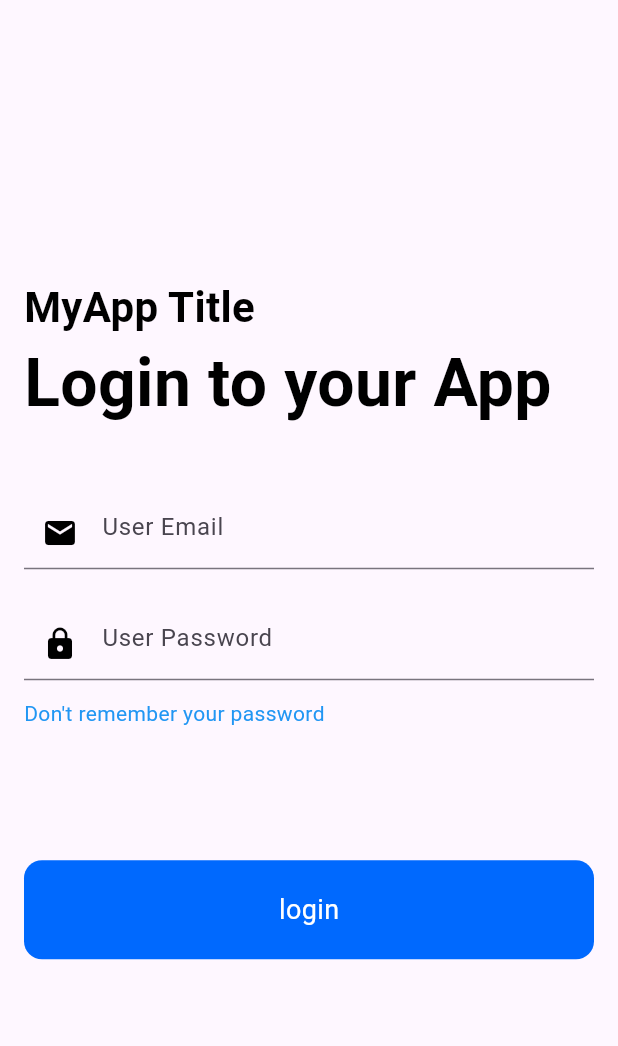
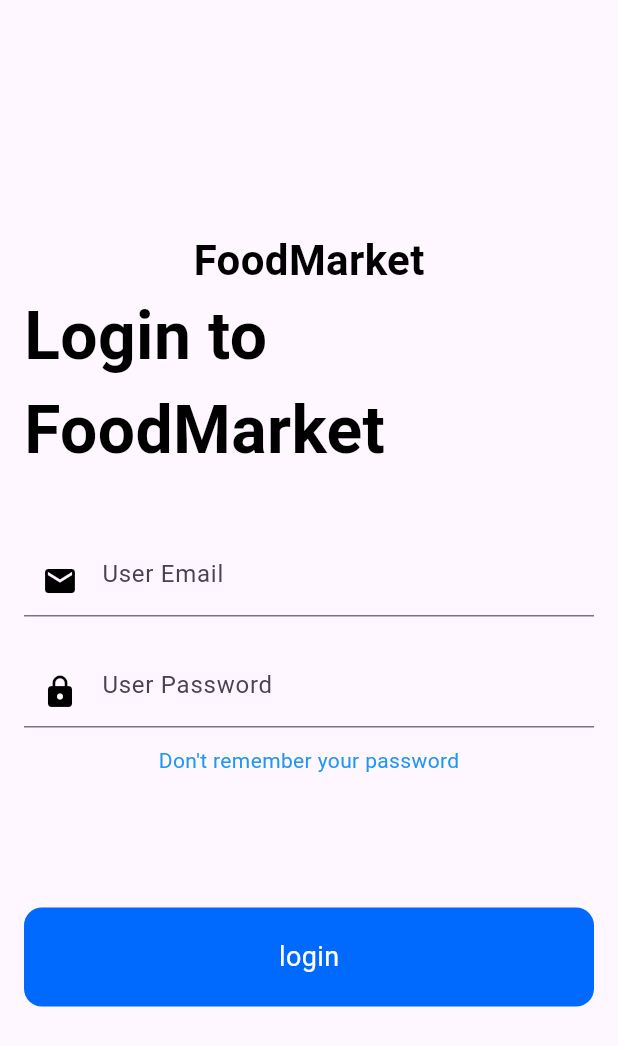
Before and after one commit to Shavidu-Keshan/auth_module, a Flutter app: the screen it shows after launch, after a tap on "login", on a phone screen of 412 x 824 dp. Shown: the top 1046 px of the screen. Run offline on Flutter 3.47's test engine with Material 3 defaults, Android fonts, the phone set to English and light mode, and no system bars; our stand-ins replace firebase_auth, firebase_core; accounts and stored records are empty; network calls fail.

```diff
--- /dev/null
+++ b/database.rules.json
@@ -0,0 +1,7 @@
+{
+  /* Visit https://firebase.google.com/docs/database/security to learn more about security rules. */
+  "rules": {
+    ".read": false,
+    ".write": false
+  }
+}
--- a/lib/main.dart
+++ b/lib/main.dart
@@ -1,14 +1,26 @@
+import 'package:firebase_auth/firebase_auth.dart';
+import 'package:firebase_core/firebase_core.dart';
+import 'package:flutter/cupertino.dart';
 import 'package:flutter/material.dart';
+import 'package:flutter/widgets.dart';
+import 'profile_screen.dart';
 
 void main() {
+  WidgetsFlutterBinding.ensureInitialized();
+  Firebase.initializeApp(
+      options: const FirebaseOptions(
+          apiKey: 'AIzaSyCihasdJR9fY-qPSeqXv5UplrC89H1CGIE',
+          appId: '1:209296452477:android:afc819d39e90d427c73a14',
+          messagingSenderId: '209296452477',
+          projectId: 'flutter-login-180e2'));
   runApp(const MyApp());
 }
 
 class MyApp extends StatelessWidget {
-  const MyApp({Key? key}) : super(key: key); // Fix: Added Key? key parameter
+  const MyApp({super.key}); // Fix: Added Key? key parameter
   @override // Fix: Added @override annotation
   Widget build(BuildContext context) {
-    return const MaterialApp(
+    return MaterialApp(
       home: HomePage(),
     );
   }
@@ -18,6 +30,10 @@ class MyApp extends StatelessWidget {
     Step 1: create the main layout of the app( only the UI)
     Step 2:login to your firebase console
     step 3:create new firebase project
+    step 4: let,s add the firebase dependencisis
+    step 5:let,s init's the fire base project
+    step 6:create the login function
+    step 7
 
  */
 
@@ -25,35 +41,75 @@ class HomePage extends StatefulWidget {
   const HomePage({super.key});
 
   @override
-  State<HomePage> createState() => _HomePageState();
+  _HomePageState createState() => _HomePageState();
 }
 
 class _HomePageState extends State<HomePage> {
+  //Initialize Firebase app
+  Future<FirebaseApp> _initializeFirebase() async {
+    FirebaseApp firebaseApp = await Firebase.initializeApp();
+    return firebaseApp;
+  }
+
   @override
   Widget build(BuildContext context) {
-    return const Scaffold(body: LoginScreen());
+    return Scaffold(
+        body: FutureBuilder(
+            future: _initializeFirebase(),
+            builder: (context, snapshot) {
+              if (snapshot.connectionState == ConnectionState.done) {
+                return LoginScreen();
+              }
+              return const Center(
+                child: CircularProgressIndicator(),
+              );
+            }));
   }
 }
 
+@override
 class LoginScreen extends StatefulWidget {
-  const LoginScreen({super.key});
+  LoginScreen({super.key});
 
   @override
-  State<LoginScreen> createState() => _LoginScreenState();
+  _LoginScreenState createState() => _LoginScreenState();
 }
 
 class _LoginScreenState extends State<LoginScreen> {
+  //login function
+  static Future<User?> loginUsingEmailPassword(
+      {required String email,
+      required String password,
+      required BuildContext context}) async {
+    FirebaseAuth auth = FirebaseAuth.instance;
+    User? user;
+    try {
+      UserCredential userCredential = await auth.signInWithEmailAndPassword(
+          email: email, password: password);
+      user = userCredential.user;
+    } on FirebaseAuthException catch (e) {
+      if (e.code == "user-not-found") {
+        print("No User found for that email");
+      }
+    }
+
+    return user;
+  }
+
   @override
   Widget build(BuildContext context) {
+    //create the textfield controller
+    TextEditingController _emailController = TextEditingController();
+    TextEditingController _passwordcontroller = TextEditingController();
     return Padding(
       padding:
           const EdgeInsets.all(16.0), // Changed to a single value for all sides
       child: Column(
         mainAxisAlignment: MainAxisAlignment.center,
-        crossAxisAlignment: CrossAxisAlignment.start,
+        crossAxisAlignment: CrossAxisAlignment.center,
         children: [
           const Text(
-            "MyApp Title",
+            "FoodMarket",
             style: TextStyle(
               color: Colors.black,
               fontSize: 28.0,
@@ -61,7 +117,7 @@ class _LoginScreenState extends State<LoginScreen> {
             ),
           ),
           const Text(
-            "Login to your App",
+            "Login to FoodMarket",
             style: TextStyle(
                 color: Colors.black,
                 fontSize: 44.0,
@@ -70,9 +126,10 @@ class _LoginScreenState extends State<LoginScreen> {
           const SizedBox(
             height: 44.0,
           ),
-          const TextField(
+          TextField(
+            controller: _emailController,
             keyboardType: TextInputType.emailAddress,
-            decoration: InputDecoration(
+            decoration: const InputDecoration(
               hintText: "User Email",
               prefixIcon: Icon(Icons.mail, color: Colors.black),
             ),
@@ -80,9 +137,10 @@ class _LoginScreenState extends State<LoginScreen> {
           const SizedBox(
             height: 26.0,
           ),
-          const TextField(
+          TextField(
+            controller: _passwordcontroller,
             obscureText: true,
-            decoration: InputDecoration(
+            decoration: const InputDecoration(
               hintText: "User Password",
               prefixIcon: Icon(Icons.lock, color: Colors.black),
             ),
@@ -100,17 +158,31 @@ class _LoginScreenState extends State<LoginScreen> {
           Container(
             width: double.infinity,
             child: RawMaterialButton(
-                fillColor: Color(0xFF0069FE),
+                fillColor: const Color(0xFF0069FE),
                 elevation: 0.0,
-                padding: EdgeInsets.symmetric(vertical: 20.0),
+                padding: const EdgeInsets.symmetric(vertical: 20.0),
                 shape: RoundedRectangleBorder(
                     borderRadius: BorderRadius.circular(12.0)),
-                onPressed: () {},
-                child: Text(
+                onPressed: () async {
+                  //lets the app
+                  // ignore: non_constant_identifier_names
+                  User? user = await loginUsingEmailPassword(
+                      email: _emailController.text,
+                      password: _passwordcontroller.text,
+                      context: context);
+                  print(user);
+                  if (user != null) {
+                    Navigator.of(context).pushReplacement(MaterialPageRoute(
+                        builder: (context) => ProfileScreen()));
+                    //lets make a new screen
+                  }
+                },
+                child: const Text(
                   "login",
                   style: TextStyle(color: Colors.white, fontSize: 18.0),
                 )),
           )
+
           // Add your widgets here
         ],
       ),
--- /dev/null
+++ b/lib/profile_screen.dart
@@ -0,0 +1,19 @@
+import 'package:flutter/material.dart';
+
+class ProfileScreen extends StatefulWidget {
+  const ProfileScreen({Key? key}) : super(key: key);
+
+  @override
+  _ProfileScreenState createState() => _ProfileScreenState();
+}
+
+class _ProfileScreenState extends State<ProfileScreen> {
+  @override
+  Widget build(BuildContext context) {
+    return Scaffold(
+      body: Center(
+        child: Text("Welcome to your profile page"),
+      ),
+    );
+  }
+}
--- a/pubspec.yaml
+++ b/pubspec.yaml
@@ -7,6 +7,8 @@ environment:
   sdk: '>=3.3.3 <4.0.0'
 
 dependencies:
+  firebase_auth: ^4.19.4
+  firebase_core: ^2.30.1
   flutter:
     sdk: flutter
 
```
Also changed, not shown: pubspec.lock, 4 other files.
